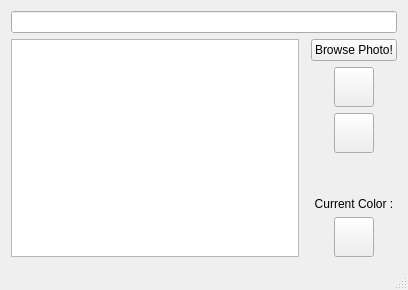
This is MainWindow.ui in semippoi/PhotoColorPicker as Qt 5 draws it before an edit. The edited form follows.
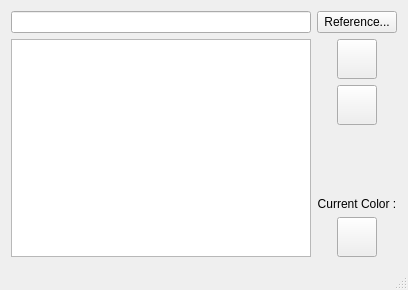
This is the edited form. Icons and pictures are not drawn. Custom widgets are drawn as their Qt base class.

Commit message:
Update MainWindow Layout
MainWindowのレイアウトを変更した

```diff
--- a/MainWindow.ui
+++ b/MainWindow.ui
@@ -15,18 +15,11 @@
   </property>
   <widget class="QWidget" name="centralWidget">
    <layout class="QGridLayout" name="gridLayout_2">
-    <item row="1" column="0">
+    <item row="2" column="0">
      <widget class="ColorPickerView" name="graphicsView"/>
     </item>
-    <item row="1" column="2">
+    <item row="2" column="2">
      <layout class="QVBoxLayout" name="verticalLayout">
-      <item>
-       <widget class="QPushButton" name="pushButton">
-        <property name="text">
-         <string>Browse Photo!</string>
-        </property>
-       </widget>
-      </item>
       <item alignment="Qt::AlignHCenter">
        <widget class="QToolButton" name="toolButton_drawBrush">
         <property name="minimumSize">
@@ -44,6 +37,16 @@
         <property name="text">
          <string/>
         </property>
+        <property name="icon">
+         <iconset resource="images/resource.qrc">
+          <normaloff>:/images/brush_icon.png</normaloff>:/images/brush_icon.png</iconset>
+        </property>
+        <property name="iconSize">
+         <size>
+          <width>35</width>
+          <height>35</height>
+         </size>
+        </property>
         <property name="checkable">
          <bool>true</bool>
         </property>
@@ -57,9 +60,25 @@
           <height>40</height>
          </size>
         </property>
+        <property name="maximumSize">
+         <size>
+          <width>40</width>
+          <height>40</height>
+         </size>
+        </property>
         <property name="text">
          <string/>
         </property>
+        <property name="icon">
+         <iconset resource="images/resource.qrc">
+          <normaloff>:/images/bucket_icon.png</normaloff>:/images/bucket_icon.png</iconset>
+        </property>
+        <property name="iconSize">
+         <size>
+          <width>40</width>
+          <height>40</height>
+         </size>
+        </property>
         <property name="checkable">
          <bool>true</bool>
         </property>
@@ -103,10 +122,21 @@
       </item>
      </layout>
     </item>
-    <item row="0" column="0" colspan="3">
-     <widget class="QLineEdit" name="lineEdit">
-      <property name="readOnly">
-       <bool>true</bool>
+    <item row="0" column="0">
+     <layout class="QHBoxLayout" name="horizontalLayout">
+      <item>
+       <widget class="QLineEdit" name="lineEdit">
+        <property name="readOnly">
+         <bool>true</bool>
+        </property>
+       </widget>
+      </item>
+     </layout>
+    </item>
+    <item row="0" column="2">
+     <widget class="QPushButton" name="pushButton">
+      <property name="text">
+       <string>Reference...</string>
       </property>
      </widget>
     </item>
```
Left out of the diff: 4 changed lines with no effect on the pictures.
